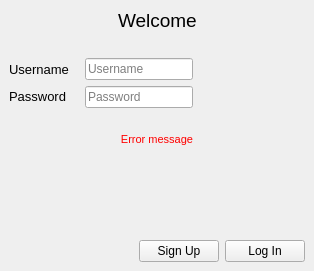
Above: ui/login.ui from VicMbugua/TaskManagementSystem before the change. Below: the same form after it.
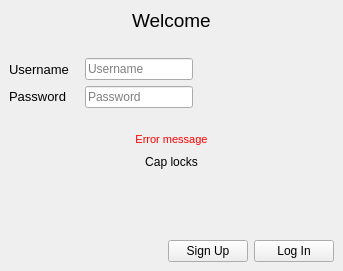
That is the form after the change.

The edit to the form file:
```diff
--- a/ui/login.ui
+++ b/ui/login.ui
@@ -6,7 +6,7 @@
    <rect>
     <x>0</x>
     <y>0</y>
-    <width>314</width>
+    <width>343</width>
     <height>271</height>
    </rect>
   </property>
@@ -233,6 +233,16 @@
       </property>
      </widget>
     </item>
+    <item>
+     <widget class="QLabel" name="caps_lock">
+      <property name="text">
+       <string>Cap locks</string>
+      </property>
+      <property name="alignment">
+       <set>Qt::AlignCenter</set>
+      </property>
+     </widget>
+    </item>
     <item>
      <spacer name="verticalSpacer">
       <property name="orientation">
```
